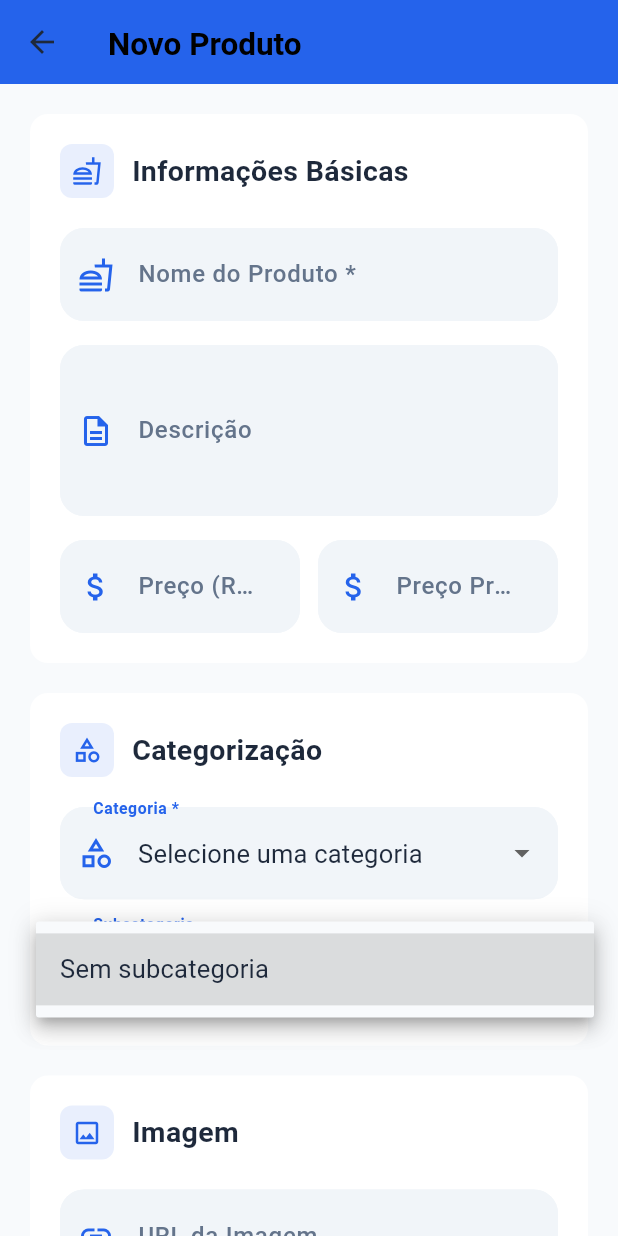
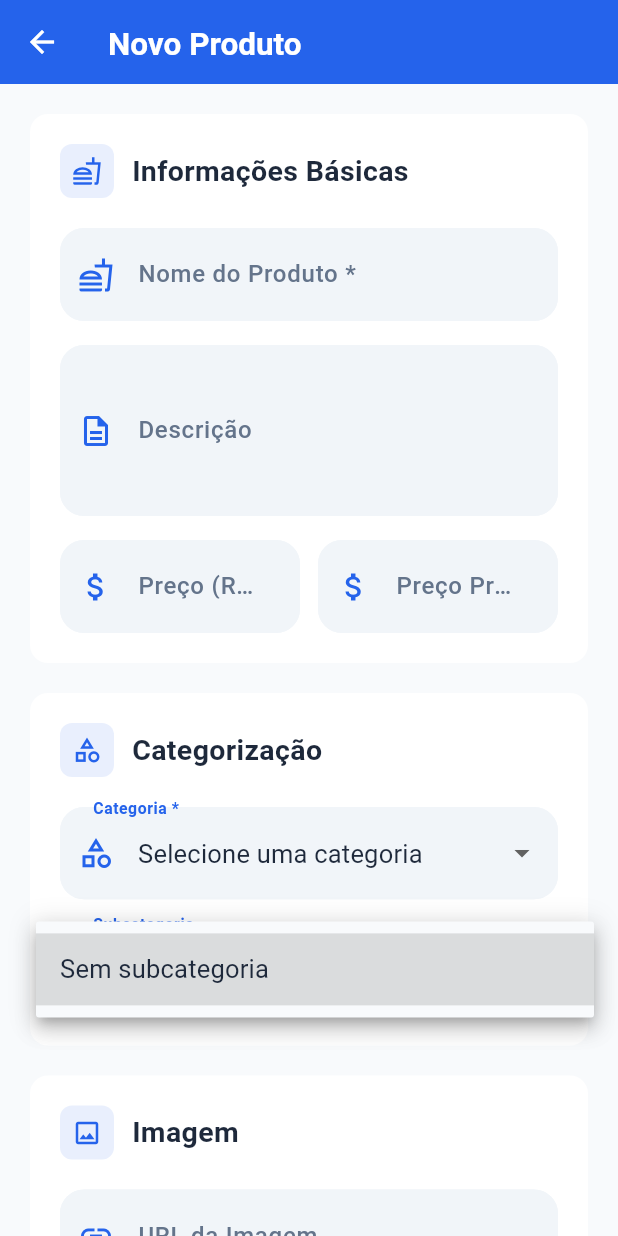
Before and after one commit to cassiotribeiro90/QuiManda, a Flutter app: the FormularioProdutoPage screen opened by its route, after a tap on "Selecione uma categoria", after a tap on "Sem subcategoria", on a phone screen of 412 x 824 dp. Run offline on Flutter 3.47's test engine with Material 3 defaults, Android fonts, the phone set to English and light mode, and no system bars; our stand-ins replace bloc, cached_network_image, dio, equatable, firebase_core, firebase_messaging and 13 more; missing offline and left inert: dart:js_interop, dart:ui_web, webview_windows; accounts and stored records are empty; network calls fail.

Commit message:
melhorias no menu hamburguer e navegacao

```diff
--- a/lib/app/modules/cardapio/views/formulario_produto_page.dart
+++ b/lib/app/modules/cardapio/views/formulario_produto_page.dart
@@ -11,6 +11,7 @@ import '../models/subcategoria.dart';
 import '../../auth/cubit/auth_cubit.dart';
 import '../../auth/cubit/auth_state.dart';
 import '../../../navigation/navigation_cubit.dart';
+import '../../../widgets/custom_app_bar.dart';
 
 class FormularioProdutoPage extends StatefulWidget {
   final ProdutoModel? produto;
@@ -191,9 +192,10 @@ class _FormularioProdutoPageState extends State<FormularioProdutoPage> {
 
         return ResponsiveScaffold(
           maxWidth: 900,
-          appBar: AppBar(
-            title: Text(_isEditing ? 'Editar Produto' : 'Novo Produto'),
+          appBar: CustomAppBar(
+            title: _isEditing ? 'Editar Produto' : 'Novo Produto',
             leading: BackButton(
+              color: Colors.white,
               onPressed: () {
                 debugPrint('⬅️ [NAVIGATION] Voltando do formulário de produto');
                 context.read<NavigationCubit>().pop();
--- a/lib/app/modules/chat/views/chat_page.dart
+++ b/lib/app/modules/chat/views/chat_page.dart
@@ -4,6 +4,7 @@ import '../../../core/responsive/responsive_scaffold.dart';
 import '../bloc/chat_bloc.dart';
 import '../widgets/chat_item_widget.dart';
 import '../../../widgets/generic_filter_widget.dart';
+import '../../../widgets/custom_app_bar.dart';
 
 class ChatPage extends StatefulWidget {
   const ChatPage({super.key});
@@ -51,9 +52,8 @@ class _ChatPageState extends State<ChatPage> {
     final isDark = theme.brightness == Brightness.dark;
 
     return ResponsiveScaffold(
-      appBar: AppBar(
-        title: const Text('Conversas'),
-        elevation: 0,
+      appBar: const CustomAppBar(
+        title: 'Minhas Conversas',
       ),
       body: BlocConsumer<ChatBloc, ChatState>(
         listener: (context, state) {
--- /dev/null
+++ b/lib/app/widgets/custom_app_bar.dart
@@ -0,0 +1,49 @@
+import 'package:flutter/material.dart';
+import '../modules/home/views/home_view.dart';
+
+class CustomAppBar extends StatelessWidget implements PreferredSizeWidget {
+  final String? title;
+  final Widget? titleWidget;
+  final List<Widget>? actions;
+  final bool automaticallyImplyLeading;
+  final Widget? leading;
+
+  const CustomAppBar({
+    super.key,
+    this.title,
+    this.titleWidget,
+    this.actions,
+    this.automaticallyImplyLeading = false,
+    this.leading,
+  });
+
+  @override
+  Widget build(BuildContext context) {
+    final bool isDesktop = MediaQuery.of(context).size.width >= 900;
+
+    return AppBar(
+      backgroundColor: Theme.of(context).primaryColor,
+      foregroundColor: Colors.white,
+      automaticallyImplyLeading: automaticallyImplyLeading,
+      title: titleWidget ?? (title != null
+          ? Text(
+              title!,
+              style: const TextStyle(color: Colors.white, fontWeight: FontWeight.bold),
+            )
+          : null),
+      leading: leading ?? (!isDesktop
+          ? IconButton(
+              icon: const Icon(Icons.menu, color: Colors.white),
+              onPressed: () {
+                HomeView.scaffoldKey.currentState?.openDrawer();
+              },
+            )
+          : null),
+      actions: actions,
+      elevation: 0,
+    );
+  }
+
+  @override
+  Size get preferredSize => const Size.fromHeight(kToolbarHeight);
+}
```
Also changed, not shown: lib/app/modules/cardapio/views/cardapio_page.dart (+3 -12 lines), lib/app/modules/configuracoes/views/configuracoes_loja_page.dart (+7 -34 lines), lib/app/modules/dashboard/views/dashboard_screen.dart (+3 -12 lines), lib/app/modules/loja/views/loja_edit_view.dart (+3 -13 lines), lib/app/modules/pedidos/views/pedidos_list_page.dart (+4 -13 lines), lib/app/modules/produtos/views/produtos_list_view.dart (+3 -14 lines), lib/app/modules/store/views/store_selection_page.dart (+3 -9 lines).
